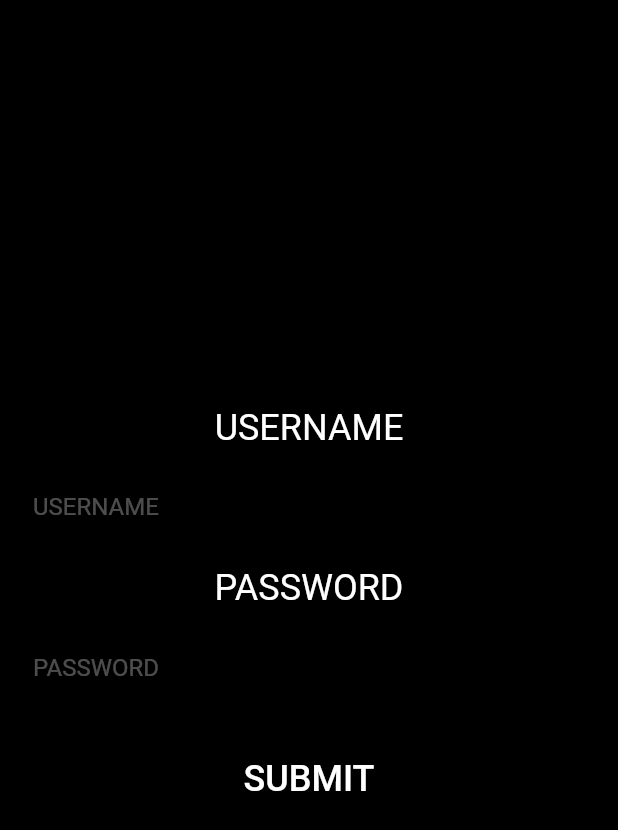
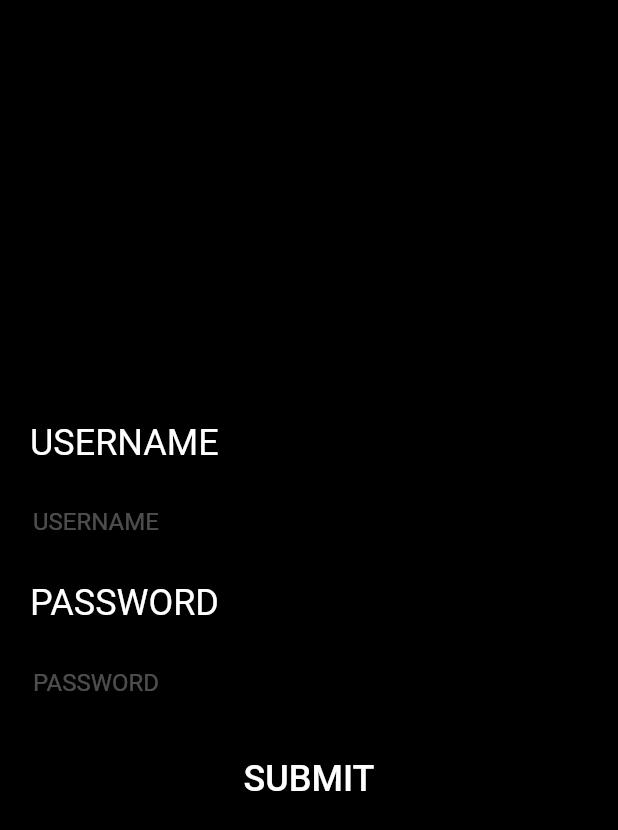
Before and after one commit to ThejasBK/UtonEnergia, a Flutter app: the screen it shows after launch, on a phone screen of 412 x 824 dp. Shown: the top 830 px of the screen. Run offline on Flutter 3.47's test engine with Material 2 defaults, Android fonts, the phone set to English and light mode, and no system bars.

Commit message:
Register done

```diff
--- a/lib/main.dart
+++ b/lib/main.dart
@@ -11,15 +11,6 @@ void main() {
 }
 
 class MyApp extends StatelessWidget {
-  final username = TextEditingController();
-  final password = TextEditingController();
-  final stadiumBorder = StadiumBorder(
-    side: BorderSide(color: Colors.red),
-  );
-  final roundedShape = RoundedRectangleBorder(
-    borderRadius: BorderRadius.circular(16),
-    side: BorderSide(color: Colors.red),
-  );
   // This widget is the root of your application.
   @override
   Widget build(BuildContext context) {
@@ -29,58 +20,76 @@ class MyApp extends StatelessWidget {
           body: Container(
             child: Column(
               mainAxisAlignment: MainAxisAlignment.center,
+              crossAxisAlignment: CrossAxisAlignment.start,
               children: <Widget>[
-                Text(
+                Padding(
+                  padding: const EdgeInsets.only(left: 20.0),
+                  child: Text(
                       'USERNAME',
                       style: TextStyle(
                         color: Colors.white,
-                      fontSize: 24
+                        fontSize: 24,
+                      ),
                   ),
                 ),
                 Container(
                     margin: EdgeInsets.all(10),
                     //width: MediaQuery.of(context).size.width * 0.8,
-                    child: TextField(
-                      obscureText: false,
+                    child: new Theme(data: new ThemeData(
+                        primaryColor: Colors.white30,
+                        primaryColorDark: Colors.white
+                    ), child: new TextField(
                       style: TextStyle(
                           color: Colors.white
                       ),
+                      obscureText: true,
+                      cursorColor: Colors.white30,
                       decoration: InputDecoration(
-                        border: OutlineInputBorder(),
+                          border: OutlineInputBorder(
+                              borderSide: BorderSide(color: Colors.white30)
+                          ),
                           labelText: 'USERNAME',
                           labelStyle: TextStyle(
                               color: Colors.white30
-                        )
                           ),
-                    )
                       ),
-                Text(
+                    ))
+                ),
+                Padding(
+                  padding: const EdgeInsets.only(left: 20.0),
+                  child: Text(
                     'PASSWORD',
                     style: TextStyle(
                         color: Colors.white,
                       fontSize: 24
                     ),
                   ),
+                ),
                 Container(
                     margin: EdgeInsets.all(10),
                     //width: MediaQuery.of(context).size.width * 0.8,
-                    child: TextField(
+                    child: new Theme(data: new ThemeData(
+                      primaryColor: Colors.white30,
+                      primaryColorDark: Colors.white
+                    ), child: new TextField(
                       style: TextStyle(
                           color: Colors.white
                       ),
                       obscureText: true,
+                      cursorColor: Colors.white30,
                       decoration: InputDecoration(
-                          border: OutlineInputBorder(),
+                          border: OutlineInputBorder(
+                              borderSide: BorderSide(color: Colors.white30)
+                          ),
                           labelText: 'PASSWORD',
                           labelStyle: TextStyle(
                               color: Colors.white30
                           )
                       ),
-                  )
+                    ))
                 ),
                 Container(
-                  margin: EdgeInsets.all(10),
-                  width: MediaQuery.of(context).size.width * 0.3,
+                  width: MediaQuery.of(context).size.width * 1,
                   child: RaisedButton(
                     onPressed: () {
                       print('Hello');
```
Lines whose indentation alone changed are shown as unchanged.
